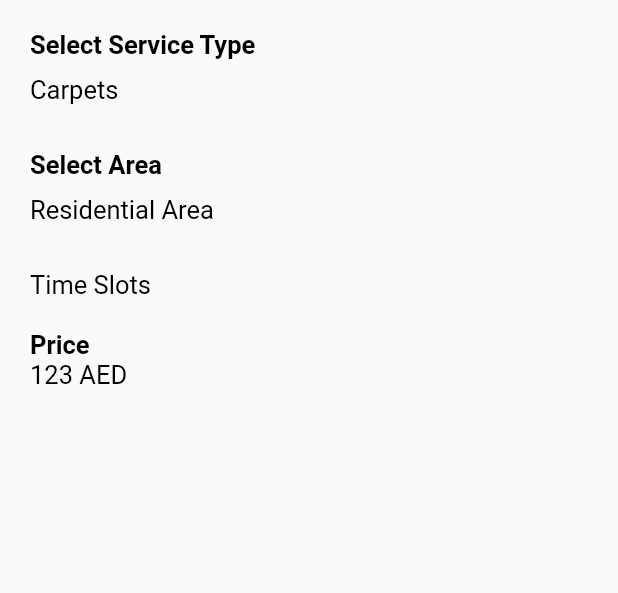
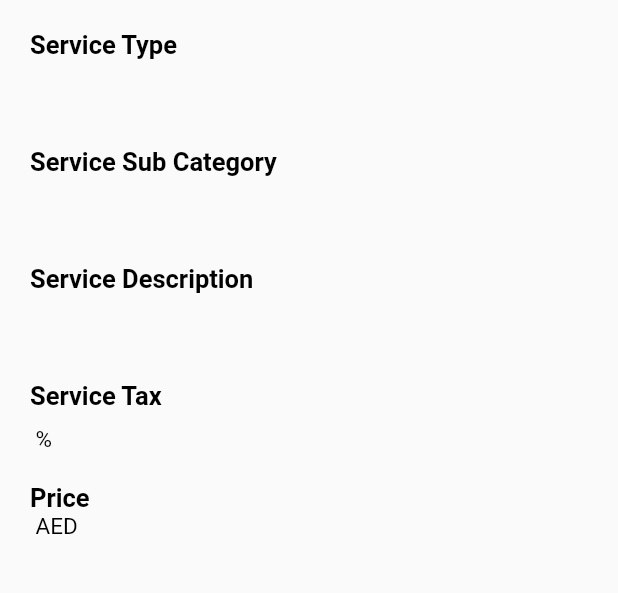
Before and after one commit to numanjaved14/City_Max_Admin, a Flutter app: the ServiceDetail screen opened directly with empty values, on a phone screen of 412 x 824 dp, the part 203-796 px from its top. Run offline on Flutter 3.47's test engine with Material 2 defaults, Android fonts, the phone set to English and light mode, and no system bars; our stand-ins replace cloud_firestore, date_time_picker, firebase_auth, firebase_core, flutter_rating_bar, flutter_spinkit and 2 more; accounts and stored records are empty.

Commit message:
Service Detail Added

```diff
--- a/lib/details/service_details.dart
+++ b/lib/details/service_details.dart
@@ -13,19 +13,7 @@ class ServiceDetail extends StatefulWidget {
 }
 
 class _ServiceDetailState extends State<ServiceDetail> {
-   var items = [
-    'Carpets',
-    'Sofas',
-    'Matress Shampooing',
-  ];
-  var itemsArea = [
-    'Residential Area',
-    'Residential Appartment',
-    'Commercial',
-    'Residential Villa',
-  ];
-  String dropdownvalue = 'Carpets';
-  String dropdownvalue1 = 'Residential Appartment';
+
   @override
   Widget build(BuildContext context) {
     return Scaffold(
@@ -58,7 +46,7 @@ class _ServiceDetailState extends State<ServiceDetail> {
               Container(
                   margin: EdgeInsets.only(left: 20),
                   child: Text(
-                    'Select Service Type',
+                    'Service Type',
                     textAlign: TextAlign.right,
                     style: TextStyle(
                       color: Colors.black,
@@ -72,20 +60,18 @@ class _ServiceDetailState extends State<ServiceDetail> {
               ),
              Container(
                   margin: EdgeInsets.only(left: 20),
-                  child: Text(
-                    'Carpets',
-                    textAlign: TextAlign.right,
-                    style: TextStyle(
-                      color: Colors.black,
-                      fontSize: 17,
-
-                    ),
-                  )),
+                  child:  Text(
+                               widget.snap['servicetype'] == null
+                                ? 'No Data Found'
+                                :widget.snap['servicetype'],
+                              style: TextStyle(color: Colors.black, fontSize: 15),
+                              textAlign: TextAlign.start,
+                            ),),
                 SizedBox(height: 20,),
               Container(
                   margin: EdgeInsets.only(left: 20,top: 10),
                   child: Text(
-                    'Select Area',
+                    'Service Sub Category',
                     textAlign: TextAlign.right,
                     style: TextStyle(
                       color: Colors.black,
@@ -99,24 +85,58 @@ class _ServiceDetailState extends State<ServiceDetail> {
             Container(
                   margin: EdgeInsets.only(left: 20),
                   child: Text(
-                    'Residential Area',
+                               widget.snap['serviceSubCategory'] == null
+                                ? 'No Data Found'
+                                :widget.snap['serviceSubCategory'],
+                              style: TextStyle(color: Colors.black, fontSize: 15),
+                              textAlign: TextAlign.start,
+                            ),),
+                SizedBox(height: 20,),
+               Container(
+                  margin: EdgeInsets.only(left: 20,top: 10),
+                  child: Text(
+                    'Service Description',
                     textAlign: TextAlign.right,
                     style: TextStyle(
                       color: Colors.black,
                       fontSize: 17,
+                      fontWeight: FontWeight.w700
+
                     ),
                   )),
-                SizedBox(height: 20,),
-               Container(
+                  SizedBox(height: 10,),
+                   Container(
+                  margin: EdgeInsets.only(left: 20),
+                  child:Text(
+                               widget.snap['description'] == null
+                                ? 'No Data Found'
+                                :widget.snap['description'],
+                              style: TextStyle(color: Colors.black, fontSize: 15),
+                              textAlign: TextAlign.start,
+                            ),),
+                  SizedBox(height: 20,),
+                   Container(
                   margin: EdgeInsets.only(left: 20,top: 10),
                   child: Text(
-                    'Time Slots',
+                    'Service Tax',
                     textAlign: TextAlign.right,
                     style: TextStyle(
                       color: Colors.black,
                       fontSize: 17,
+                      fontWeight: FontWeight.w700
+
                     ),
                   )),
+                  SizedBox(height: 10,),
+                   Container(
+                  margin: EdgeInsets.only(left: 20),
+                  child: Text(
+                               widget.snap['tax'] + "%" == null
+                                ? 'No Data Found'
+                                :widget.snap['tax'] + " %",
+                              style: TextStyle(color: Colors.black, fontSize: 15),
+                              textAlign: TextAlign.start,
+                            ),),
               // Container(
               //    margin: EdgeInsets.only(left: 15,right: 15),
               //   child: DateTimePicker(
@@ -159,14 +179,12 @@ class _ServiceDetailState extends State<ServiceDetail> {
                Container(
                   margin: EdgeInsets.only(left: 20),
                   child: Text(
-                    '123 \AED',
-                    textAlign: TextAlign.right,
-                    style: TextStyle(
-                      color: Colors.black,
-                      fontSize: 17,
-
-                    ),
-                  )),
+                               widget.snap['price']  + " AED" == null
+                                ? 'No Data Found'
+                                :widget.snap['price'] + " AED",
+                              style: TextStyle(color: Colors.black, fontSize: 15),
+                              textAlign: TextAlign.start,
+                            ),),
                 SizedBox(height: 20,),
 
             ],
```
